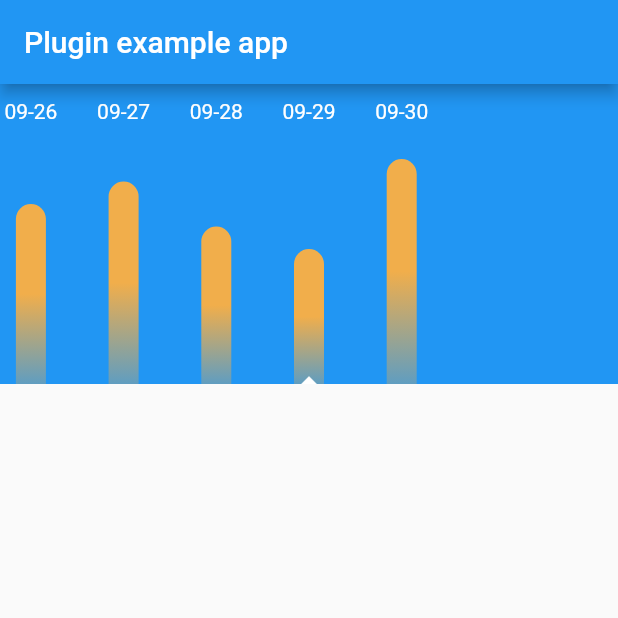
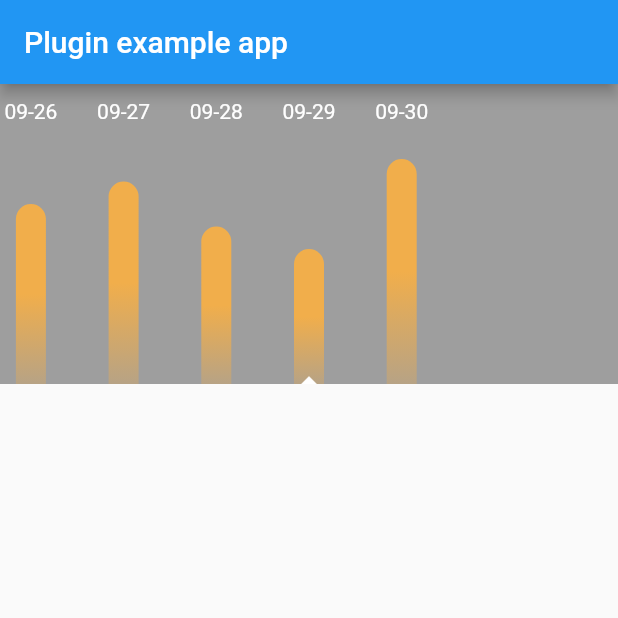
Before and after one commit to JIAZoro/carousel_calendar_plugin, a Flutter app: the screen it shows after launch, on a phone screen of 412 x 824 dp, the top half of it. Run offline on Flutter 3.47's test engine with Material 2 defaults, Android fonts, the phone set to English and light mode, and no system bars.

Commit message:
update，视图高度外部控制，背景色外部控制

```diff
--- a/example/lib/main.dart
+++ b/example/lib/main.dart
@@ -56,7 +56,10 @@ class _MyAppState extends State<MyApp> {
         appBar: AppBar(
           title: const Text('Plugin example app'),
         ),
-        body: CalendarCarouselWidget(
+        body: Container(
+          height: 200,
+          color: Colors.grey,
+          child: CalendarCarouselWidget(
             dataSource: _dataArray,
             viewportFraction: 0.15,
             initPageIndex: 3,
@@ -68,8 +71,10 @@ class _MyAppState extends State<MyApp> {
             },
           ),
         ),
+      ),
     );
   }
+
   _buildPageViewItem(Map dataMap) {
     return Padding(
       padding: const EdgeInsets.fromLTRB(0, 10, 0, 0),
--- a/lib/carousel_calendar_plugin.dart
+++ b/lib/carousel_calendar_plugin.dart
@@ -73,10 +73,7 @@ class _CalendarCarouselWidgetState extends State<CalendarCarouselWidget> {
       _pageController.jumpToPage(index);
     }
     return Stack(children: [
-      Container(
-        height: 200,
-        color: Colors.blue,
-        child: NotificationListener<ScrollNotification>(
+      NotificationListener<ScrollNotification>(
         onNotification: (scrollNotification) {
           if (scrollNotification is ScrollStartNotification) {
             // print("滚动开始▶️");
@@ -84,6 +81,8 @@ class _CalendarCarouselWidgetState extends State<CalendarCarouselWidget> {
             // print("滚动更新");
           } else if (scrollNotification is ScrollEndNotification) {
             // print("滚动停止⏹");
+            // 停止滚动的时候进行判断，是否与上次的返回数据一样，一样的话就不用重复返回了
+            // 重复的话就返回数据
             if (_lastRetuenIndex != _currentPageIndex) {
               if (widget.currentIndex != null) {
                 widget.currentIndex(_currentPageIndex);
@@ -102,7 +101,6 @@ class _CalendarCarouselWidgetState extends State<CalendarCarouselWidget> {
           itemCount: widget.dataSource.length,
         ),
       ),
-      ),
       Positioned(
         bottom: -10,
         left: 0,
```
Also changed, not shown: 6 other files. Lines whose indentation alone changed are shown as unchanged.
